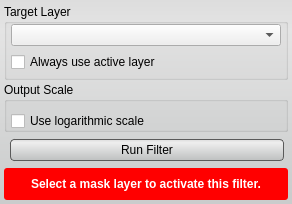
Old version of the form src/Interface/ToolInterface/ConnectedComponentSizeFilterInterface.ui in the repository jessdtate/Seg3D.
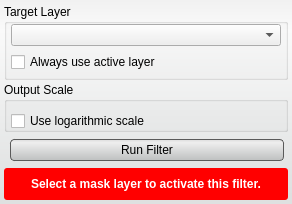
New version of the form. Custom widgets are drawn as their Qt base class.

Patch:
```diff
--- a/src/Interface/ToolInterface/ConnectedComponentSizeFilterInterface.ui
+++ b/src/Interface/ToolInterface/ConnectedComponentSizeFilterInterface.ui
@@ -22,7 +22,7 @@
   <property name="styleSheet">
    <string notr="true">QWidget#ConnectedComponentSizeFilterInterface{
 	border-radius: 3px;
-	background-color: qlineargradient(spread:pad, x1:0.5, y1:0, x2:0.5, y2:0.960227, stop:0 rgba(221, 221, 221, 255), stop:0.155779 rgba(228, 228, 228, 255), stop:1 rgba(202, 204, 204, 255));      
+	background-color: qlineargradient(spread:pad, x1:0.5, y1:0, x2:0.5, y2:0.960227, stop:0 rgba(241, 241, 241, 255), stop:0.155779 rgba(250, 250, 250, 255), stop:1 rgba(222, 224, 224, 255));       
 }
 
 QPushButton{
```
